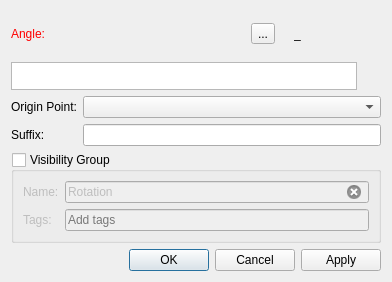
Above: src/libs/vtools/dialogs/tools/dialogrotation.ui from dismine/valentina before the change. Below: the same form after it.
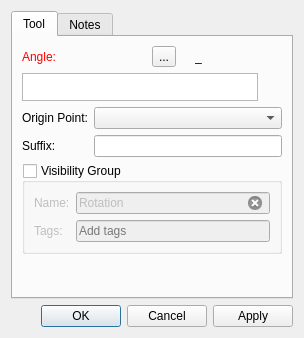
That is the form after the change. Icons and pictures are not drawn. Custom widgets are drawn as their Qt base class.

Commit message: Reading/writing a draw tool notes.

Patch:
```diff
--- a/src/libs/vtools/dialogs/tools/dialogrotation.ui
+++ b/src/libs/vtools/dialogs/tools/dialogrotation.ui
@@ -6,8 +6,8 @@
    <rect>
     <x>0</x>
     <y>0</y>
-    <width>392</width>
-    <height>282</height>
+    <width>304</width>
+    <height>338</height>
    </rect>
   </property>
   <property name="windowTitle">
@@ -17,6 +17,16 @@
    <iconset resource="../../../vmisc/share/resources/icon.qrc">
     <normaloff>:/icon/64x64/icon64x64.png</normaloff>:/icon/64x64/icon64x64.png</iconset>
   </property>
+  <layout class="QVBoxLayout" name="verticalLayout_2">
+   <item>
+    <widget class="QTabWidget" name="tabWidget">
+     <property name="currentIndex">
+      <number>0</number>
+     </property>
+     <widget class="QWidget" name="tab">
+      <attribute name="title">
+       <string>Tool</string>
+      </attribute>
   <layout class="QVBoxLayout" name="verticalLayout">
    <item>
     <layout class="QHBoxLayout" name="horizontalLayout">
@@ -278,6 +288,33 @@
     </widget>
    </item>
    <item>
+        <spacer name="verticalSpacer">
+         <property name="orientation">
+          <enum>Qt::Vertical</enum>
+         </property>
+         <property name="sizeHint" stdset="0">
+          <size>
+           <width>20</width>
+           <height>40</height>
+          </size>
+         </property>
+        </spacer>
+       </item>
+      </layout>
+     </widget>
+     <widget class="QWidget" name="tab_2">
+      <attribute name="title">
+       <string>Notes</string>
+      </attribute>
+      <layout class="QVBoxLayout" name="verticalLayout_3">
+       <item>
+        <widget class="QPlainTextEdit" name="plainTextEditToolNotes"/>
+       </item>
+      </layout>
+     </widget>
+    </widget>
+   </item>
+   <item>
     <widget class="QDialogButtonBox" name="buttonBox">
      <property name="orientation">
       <enum>Qt::Horizontal</enum>
@@ -290,16 +327,16 @@
   </layout>
  </widget>
  <customwidgets>
-  <customwidget>
-   <class>VCompleterLineEdit</class>
-   <extends>QLineEdit</extends>
-   <header>vlineedit.h</header>
-  </customwidget>
   <customwidget>
    <class>VPlainTextEdit</class>
    <extends>QPlainTextEdit</extends>
    <header location="global">vplaintextedit.h</header>
   </customwidget>
+  <customwidget>
+   <class>VCompleterLineEdit</class>
+   <extends>QLineEdit</extends>
+   <header>vlineedit.h</header>
+  </customwidget>
  </customwidgets>
  <resources>
   <include location="../../../vmisc/share/resources/icon.qrc"/>
```
Lines whose indentation alone changed are shown as unchanged. The commit also changes 151 other files.
